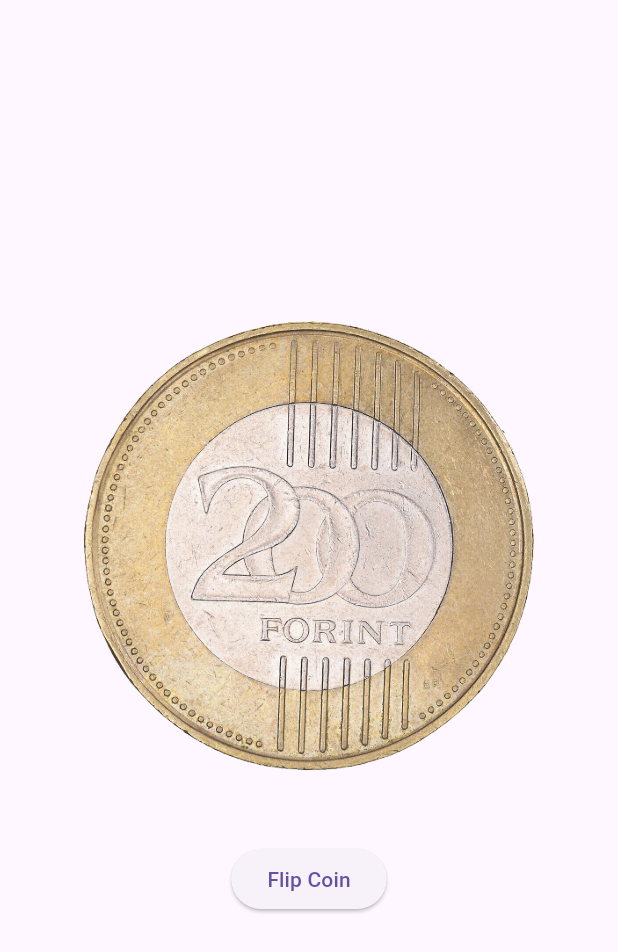
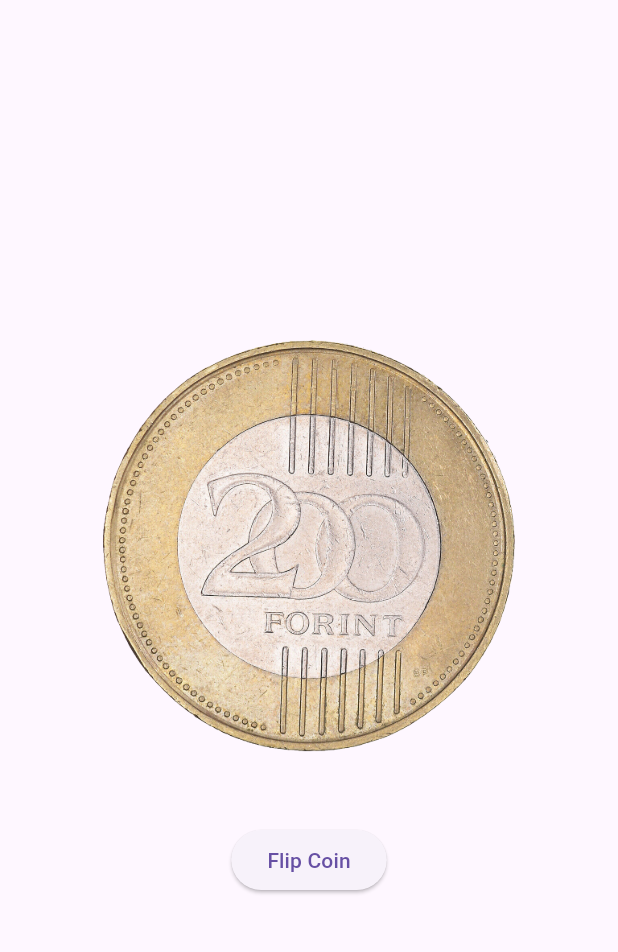
Before and after one commit to bzbrn/ForintFlipper, a Flutter app: the screen it shows after launch, on a phone screen of 412 x 824 dp. Shown: the top 952 px of the screen. Run offline on Flutter 3.47's test engine with Material 3 defaults, Android fonts, the phone set to English and light mode, and no system bars; drawn by our look-alikes of dynamic_color.

Commit message:
coin size is now relative to the device width

```diff
--- a/lib/forintflipper.dart
+++ b/lib/forintflipper.dart
@@ -28,6 +28,8 @@ class _ForintFlipperState extends State<ForintFlipper> {
 
   @override
   Widget build(BuildContext context) {
+    final deviceWidth = MediaQuery.of(context).size.width;
+
     return DynamicColorBuilder(
         builder: (ColorScheme? lightDynamic, ColorScheme? darkDynamic) {
       return MaterialApp(
@@ -44,7 +46,7 @@ class _ForintFlipperState extends State<ForintFlipper> {
               children: [
                 Image.asset(
                   currentImage,
-                  width: 300,
+                  width: deviceWidth * 2 / 3,
                 ),
                 const SizedBox(height: 48),
                 ElevatedButton(
```
